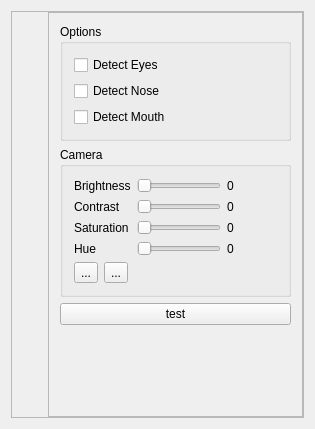
RinatB2017/mega_GIT, file Qt/MyBot/src/WebCamera/src/ui/webcamera.ui: the form before one commit.
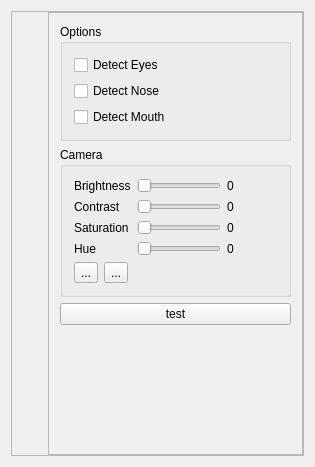
The form after the commit. Custom widgets are drawn as their Qt base class.

Diff of the .ui file:
```diff
--- a/Qt/MyBot/src/WebCamera/src/ui/webcamera.ui
+++ b/Qt/MyBot/src/WebCamera/src/ui/webcamera.ui
@@ -7,7 +7,7 @@
     <x>0</x>
     <y>0</y>
     <width>315</width>
-    <height>429</height>
+    <height>467</height>
    </rect>
   </property>
   <property name="windowTitle">
@@ -251,6 +251,9 @@
              </property>
             </spacer>
            </item>
+           <item>
+            <widget class="QLabel" name="lbl_result"/>
+           </item>
           </layout>
          </widget>
         </item>
```
